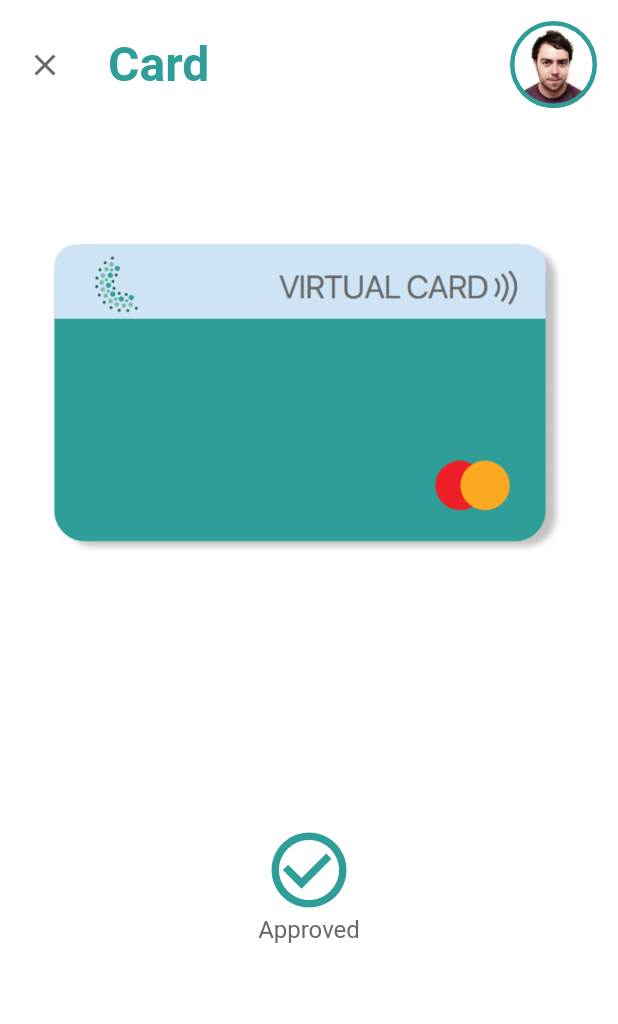
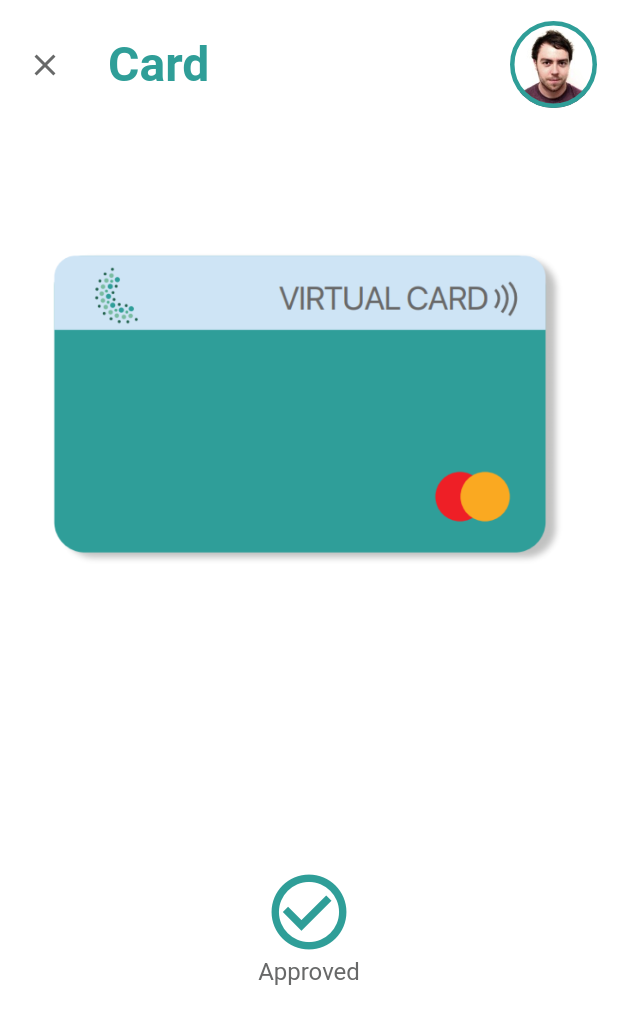
Before and after one commit to bartuavci/bartuavci, a Flutter app: the CardScreen screen opened directly, after a tap on "Hold near reader", on a phone screen of 412 x 824 dp. Shown: the top 1024 px of the screen. Run offline on Flutter 3.47's test engine with Material 2 defaults, Android fonts, the phone set to English and light mode, and no system bars; our stand-ins replace device_preview, fl_chart, local_auth; project files that could hold a hidden picture were left out.

Commit message:
managed UI for iphone

```diff
--- a/lib/card/card_approved_screen.dart
+++ b/lib/card/card_approved_screen.dart
@@ -13,15 +13,21 @@ class CardApprovedScreen extends StatelessWidget {
           text: "Card", showLeading: true, showAction: true),
       body: Column(
         children: <Widget>[
-          Padding(
-            padding: const EdgeInsets.fromLTRB(32, 70, 32, 10),
-            child: Image.asset('${BASE_CARD_URL}image_1.png'),
+          Expanded(
+            flex: 3,
+            child: Padding(
+              padding: const EdgeInsets.fromLTRB(32, 0, 32, 0),
+              child: Image.asset('${BASE_CARD_URL}image_1.png'),
+            ),
           ),
-          SizedBox(
-            height: 170,
+          Spacer(
+            flex: 1,
           ),
-          MyDoneWidget(
-            text: 'Approved',
+          Expanded(
+            flex: 2,
+            child: MyDoneWidget(
+              text: 'Approved',
+            ),
           ),
         ],
       ),
--- a/lib/card/card_screen.dart
+++ b/lib/card/card_screen.dart
@@ -10,13 +10,15 @@ class CardScreen extends StatelessWidget {
   Widget build(BuildContext context) {
     return Scaffold(
       appBar: Utils.myAppBar(context, text: id, showAction: true),
-      body: Column(
+      body: SingleChildScrollView(
+        child: Column(
           children: <Widget>[
             buildCard(),
             buildPinAndFreeze(),
             SizedBox(height: 60),
             buildHoldNearReader(context)
           ],
+        ),
       ),
     );
   }
--- a/lib/spaces/spaces.dart
+++ b/lib/spaces/spaces.dart
@@ -26,6 +26,7 @@ class SpacesScreen extends StatelessWidget {
                 crossAxisCount: 2,
                 crossAxisSpacing: 14,
                 mainAxisSpacing: 14,
+                childAspectRatio: 0.99,
                 children: List.generate(
                   4,
                   (index) => index != 3
```
Also changed, not shown: lib/profile/profile_screen.dart (+22 -13 lines). Lines whose indentation alone changed are shown as unchanged.
